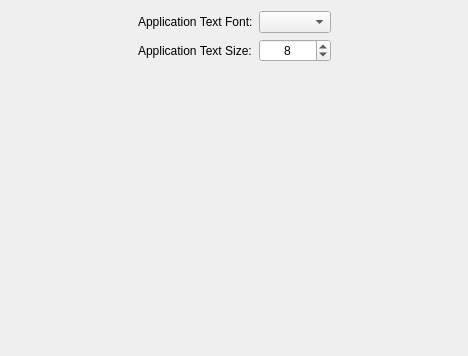
The window that SR5-Shaman/ui/settings/applayoutsettings.ui (TheSHEEEP/SR5-Shaman) describes before a commit, drawn with Qt 5.
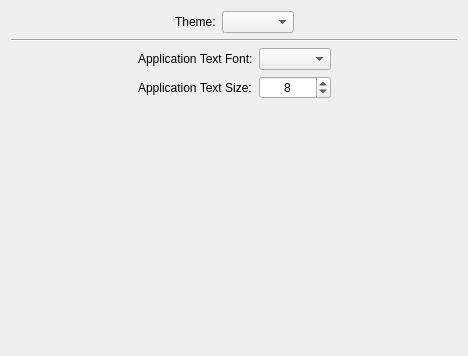
The same window after the commit.

Commit message:
Implemented theme selection
It is a bit broken in that changing themes breaks instant apllication of
font/fnt size changes, but all works well after a restart.

What changed in the file:
```diff
--- a/SR5-Shaman/ui/settings/applayoutsettings.ui
+++ b/SR5-Shaman/ui/settings/applayoutsettings.ui
@@ -19,8 +19,57 @@
   <property name="windowTitle">
    <string>Form</string>
   </property>
+  <layout class="QVBoxLayout" name="verticalLayout">
+   <item>
   <layout class="QGridLayout" name="gridLayout">
-   <item row="1" column="1">
+     <item row="0" column="1">
+      <widget class="QLabel" name="lblTheme">
+       <property name="text">
+        <string>Theme:</string>
+       </property>
+      </widget>
+     </item>
+     <item row="0" column="0">
+      <spacer name="horizontalSpacer_3">
+       <property name="orientation">
+        <enum>Qt::Horizontal</enum>
+       </property>
+       <property name="sizeHint" stdset="0">
+        <size>
+         <width>40</width>
+         <height>20</height>
+        </size>
+       </property>
+      </spacer>
+     </item>
+     <item row="0" column="2">
+      <widget class="QComboBox" name="cbTheme"/>
+     </item>
+     <item row="0" column="3">
+      <spacer name="horizontalSpacer_4">
+       <property name="orientation">
+        <enum>Qt::Horizontal</enum>
+       </property>
+       <property name="sizeHint" stdset="0">
+        <size>
+         <width>40</width>
+         <height>20</height>
+        </size>
+       </property>
+      </spacer>
+     </item>
+    </layout>
+   </item>
+   <item>
+    <widget class="Line" name="line">
+     <property name="orientation">
+      <enum>Qt::Horizontal</enum>
+     </property>
+    </widget>
+   </item>
+   <item>
+    <layout class="QGridLayout" name="gridLayout_2">
+     <item row="0" column="1">
     <widget class="QLabel" name="txtAppTextFont">
      <property name="text">
       <string>Application Text Font:</string>
@@ -30,52 +79,20 @@
      </property>
     </widget>
    </item>
+     <item row="1" column="3">
+      <spacer name="horizontalSpacer_2">
+       <property name="orientation">
+        <enum>Qt::Horizontal</enum>
+       </property>
+       <property name="sizeHint" stdset="0">
+        <size>
+         <width>40</width>
+         <height>20</height>
+        </size>
+       </property>
+      </spacer>
+     </item>
    <item row="1" column="2">
-    <widget class="QComboBox" name="cbFont"/>
-   </item>
-   <item row="3" column="1">
-    <widget class="QLabel" name="txtAppTextSize">
-     <property name="sizePolicy">
-      <sizepolicy hsizetype="Preferred" vsizetype="Preferred">
-       <horstretch>0</horstretch>
-       <verstretch>0</verstretch>
-      </sizepolicy>
-     </property>
-     <property name="text">
-      <string>Application Text Size:</string>
-     </property>
-     <property name="alignment">
-      <set>Qt::AlignLeading|Qt::AlignLeft|Qt::AlignVCenter</set>
-     </property>
-    </widget>
-   </item>
-   <item row="4" column="1">
-    <spacer name="verticalSpacer">
-     <property name="orientation">
-      <enum>Qt::Vertical</enum>
-     </property>
-     <property name="sizeHint" stdset="0">
-      <size>
-       <width>20</width>
-       <height>40</height>
-      </size>
-     </property>
-    </spacer>
-   </item>
-   <item row="3" column="0">
-    <spacer name="horizontalSpacer">
-     <property name="orientation">
-      <enum>Qt::Horizontal</enum>
-     </property>
-     <property name="sizeHint" stdset="0">
-      <size>
-       <width>40</width>
-       <height>20</height>
-      </size>
-     </property>
-    </spacer>
-   </item>
-   <item row="3" column="2">
     <widget class="QSpinBox" name="spinFontSize">
      <property name="sizePolicy">
       <sizepolicy hsizetype="Preferred" vsizetype="Fixed">
@@ -100,8 +117,8 @@
      </property>
     </widget>
    </item>
-   <item row="3" column="3">
-    <spacer name="horizontalSpacer_2">
+     <item row="1" column="0">
+      <spacer name="horizontalSpacer">
      <property name="orientation">
       <enum>Qt::Horizontal</enum>
      </property>
@@ -112,6 +129,40 @@
       </size>
      </property>
     </spacer>
+     </item>
+     <item row="1" column="1">
+      <widget class="QLabel" name="txtAppTextSize">
+       <property name="sizePolicy">
+        <sizepolicy hsizetype="Preferred" vsizetype="Preferred">
+         <horstretch>0</horstretch>
+         <verstretch>0</verstretch>
+        </sizepolicy>
+       </property>
+       <property name="text">
+        <string>Application Text Size:</string>
+       </property>
+       <property name="alignment">
+        <set>Qt::AlignLeading|Qt::AlignLeft|Qt::AlignVCenter</set>
+       </property>
+      </widget>
+     </item>
+     <item row="0" column="2">
+      <widget class="QComboBox" name="cbFont"/>
+     </item>
+     <item row="2" column="1">
+      <spacer name="verticalSpacer">
+       <property name="orientation">
+        <enum>Qt::Vertical</enum>
+       </property>
+       <property name="sizeHint" stdset="0">
+        <size>
+         <width>20</width>
+         <height>40</height>
+        </size>
+       </property>
+      </spacer>
+     </item>
+    </layout>
    </item>
   </layout>
  </widget>
```
Lines whose indentation alone changed are shown as unchanged. The commit also changes 15 other files.
